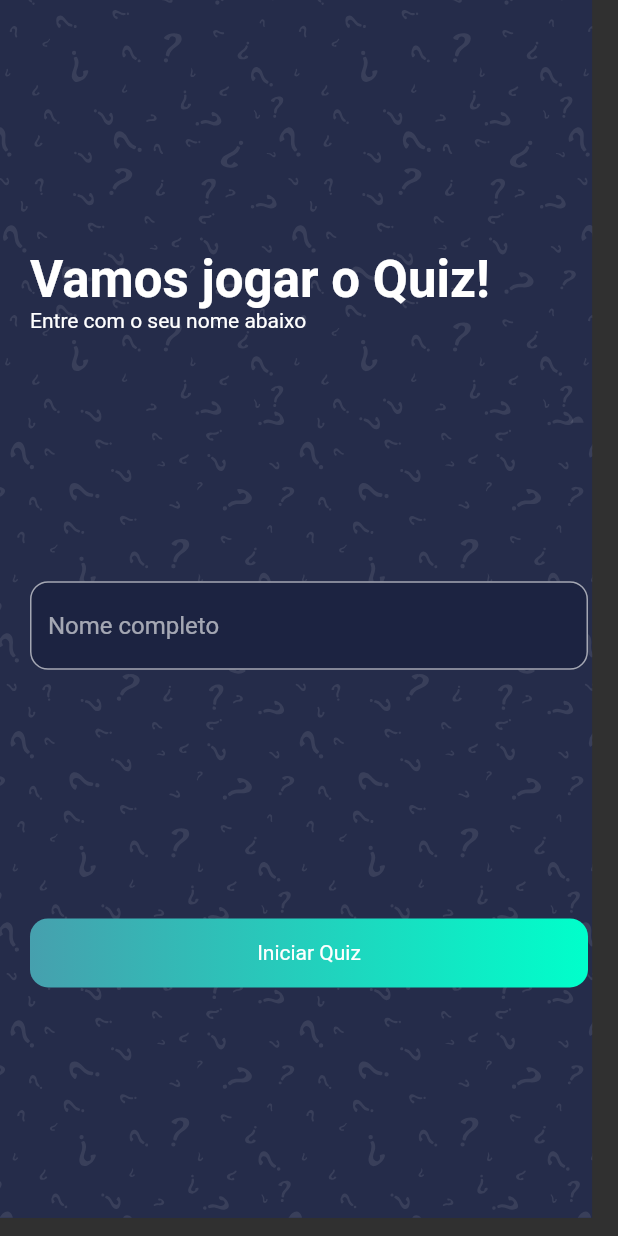
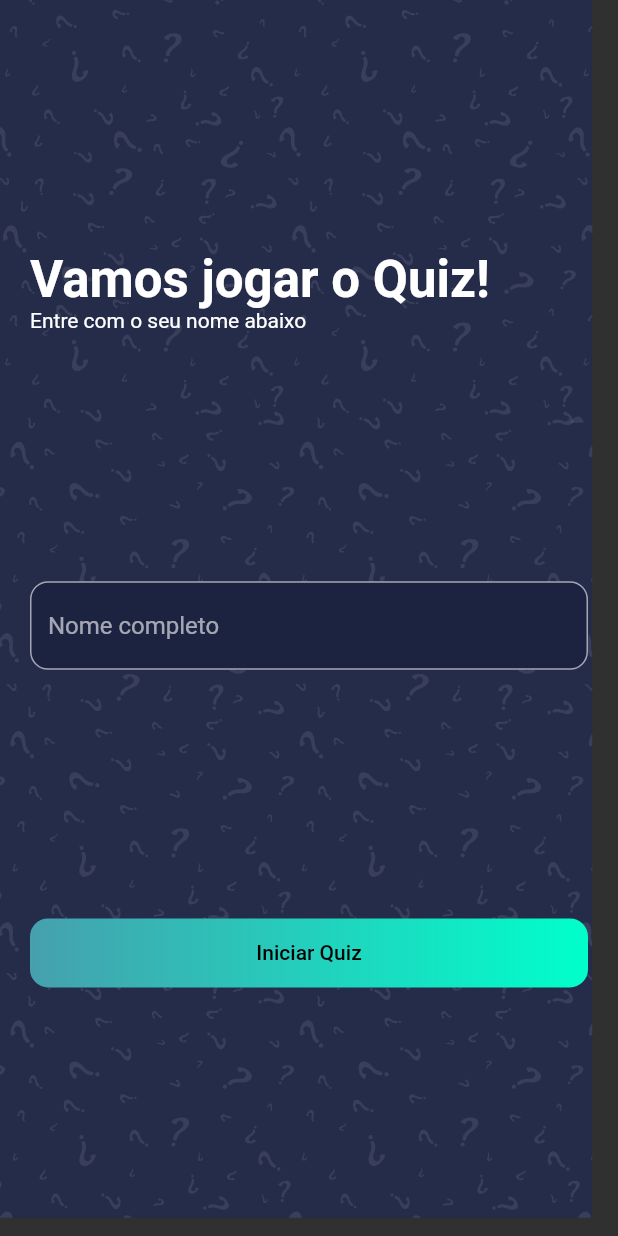
Before and after one commit to lucasoliveirasouza/quiz-app, a Flutter app: the screen it shows after launch, on a phone screen of 412 x 824 dp. Run offline on Flutter 3.47's test engine with Material 2 defaults, Android fonts, the phone set to English and light mode, and no system bars; our stand-ins replace get, websafe_svg.

Commit message:
Criando home

```diff
--- a/lib/view/home/home.dart
+++ b/lib/view/home/home.dart
@@ -52,7 +52,12 @@ class _HomeViewState extends State<HomeView> {
                       gradient: kPrimaryGradient,
                       borderRadius: BorderRadius.all(Radius.circular(12)),
                     ),
-                    child: Text("Iniciar Quiz"),
+                    child: Text(
+                      "Iniciar Quiz",
+                      style: Theme.of(context).textTheme.button!.copyWith(
+                            color: Colors.black,
+                          ),
+                    ),
                   ),
                   Spacer(),
                 ],
```
